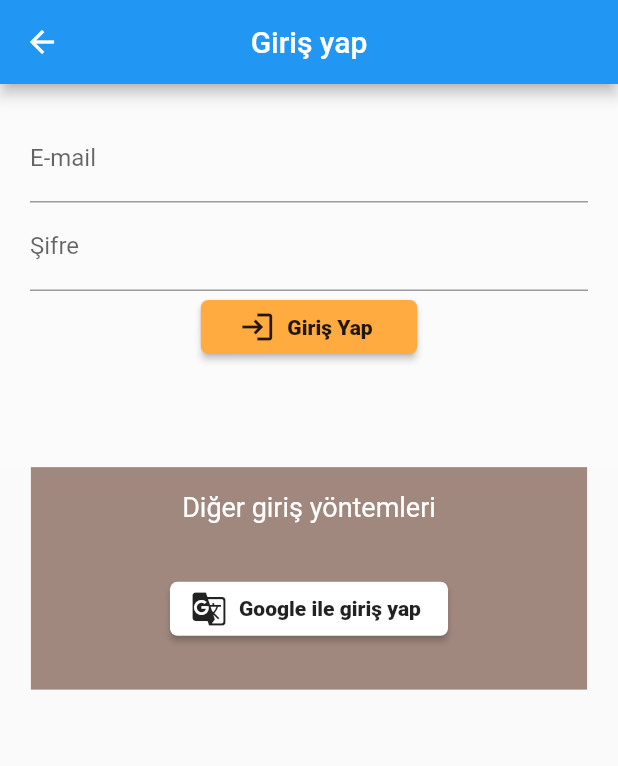
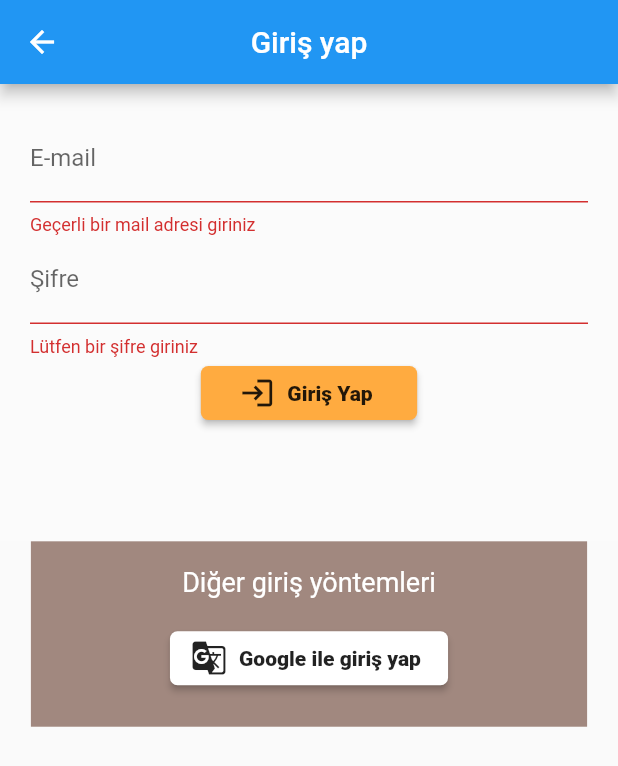
Before and after one commit to nafidurmus/flutter-turkish-news, a Flutter app: the LoginPage screen opened directly, after a tap on "Giriş Yap", on a phone screen of 412 x 824 dp. Shown: the top 766 px of the screen. Run offline on Flutter 3.47's test engine with Material 2 defaults, Android fonts, the phone set to English and light mode, and no system bars.

Commit message:
Added validation for login page

```diff
--- a/lib/views/login_page.dart
+++ b/lib/views/login_page.dart
@@ -6,6 +6,10 @@ class LoginPage extends StatefulWidget {
   @override
   _LoginPageState createState() => _LoginPageState();
 }
+
+Pattern _pattern =
+    r'^(([^<>()[\]\\.,;:\s@\"]+(\.[^<>()[\]\\.,;:\s@\"]+)*)|(\".+\"))@((\[[0-9]{1,3}\.[0-9]{1,3}\.[0-9]{1,3}\.[0-9]{1,3}\])|(([a-zA-Z\-0-9]+\.)+[a-zA-Z]{2,}))$';
+RegExp regex = RegExp(_pattern);
 
 class _LoginPageState extends State<LoginPage> {
   final GlobalKey<FormState> _formKey = GlobalKey<FormState>();
@@ -18,10 +22,11 @@ class _LoginPageState extends State<LoginPage> {
         title: Text('Giriş yap'),
         centerTitle: true,
       ),
-      body: Column(
+      body: SingleChildScrollView(
+        child: Column(
           children: [
             Container(
-            height: screenSize.height * 0.31,
+              height: screenSize.height * 0.37,
               color: Colors.white10,
               padding: EdgeInsets.all(20.0),
               child: Form(
@@ -31,15 +36,34 @@ class _LoginPageState extends State<LoginPage> {
                     TextFormField(
                       keyboardType: TextInputType.emailAddress,
                       decoration: InputDecoration(labelText: 'E-mail'),
+                      validator: (value) {
+                        if (!(regex.hasMatch(value)))
+                          return "Geçerli bir mail adresi giriniz";
+                        return null;
+                      },
                     ),
                     TextFormField(
                       obscureText: true,
                       decoration: InputDecoration(labelText: 'Şifre'),
+                      validator: (value) {
+                        if (value.isEmpty) {
+                          return 'Lütfen bir şifre giriniz';
+                        }
+                        if (value.length < 6) {
+                          return 'Şifreniz 6 karakter uzunluğunda olmalı';
+                        }
+                        return null;
+                      },
                     ),
                     SizedBox(
                       width: MediaQuery.of(context).size.width * 0.35,
                       child: RaisedButton.icon(
-                      onPressed: () {},
+                        onPressed: () {
+                          if (_formKey.currentState.validate()) {
+                            // geçerli ise yönlerdirme koyulabilir.
+
+                          }
+                        },
                         elevation: 2.0,
                         shape: new RoundedRectangleBorder(
                           borderRadius: new BorderRadius.circular(5.0),
@@ -59,7 +83,7 @@ class _LoginPageState extends State<LoginPage> {
               ),
             ),
             Container(
-            height: screenSize.height * 0.18,
+              height: screenSize.height * 0.15,
               width: screenSize.width * 0.90,
               color: Colors.brown[300],
               child: Column(
@@ -72,7 +96,7 @@ class _LoginPageState extends State<LoginPage> {
                     style: TextStyle(color: Colors.white, fontSize: 18.0),
                   ),
                   SizedBox(
-                  height: screenSize.height * 0.04,
+                    height: screenSize.height * 0.02,
                   ),
                   SizedBox(
                     width: screenSize.width * 0.45,
@@ -97,6 +121,7 @@ class _LoginPageState extends State<LoginPage> {
             ),
           ],
         ),
+      ),
     );
   }
 }
```
Lines whose indentation alone changed are shown as unchanged.
